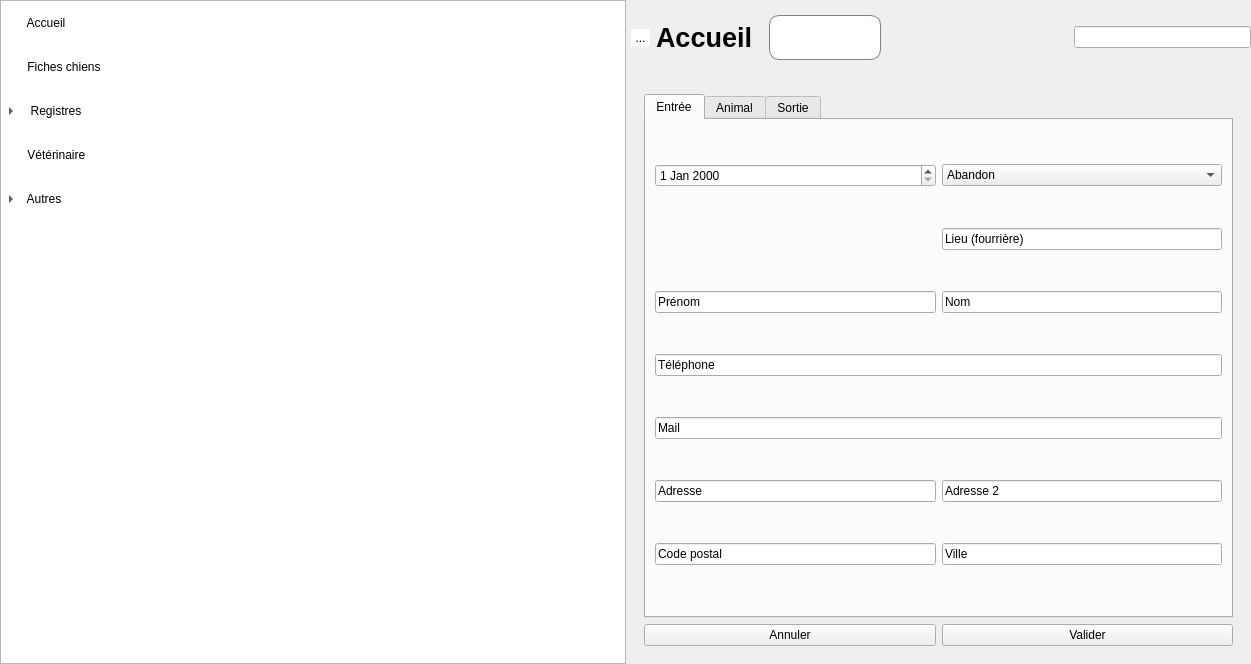
Qt form mainwindow.ui (ArtAuc/mkrescue) before a commit.
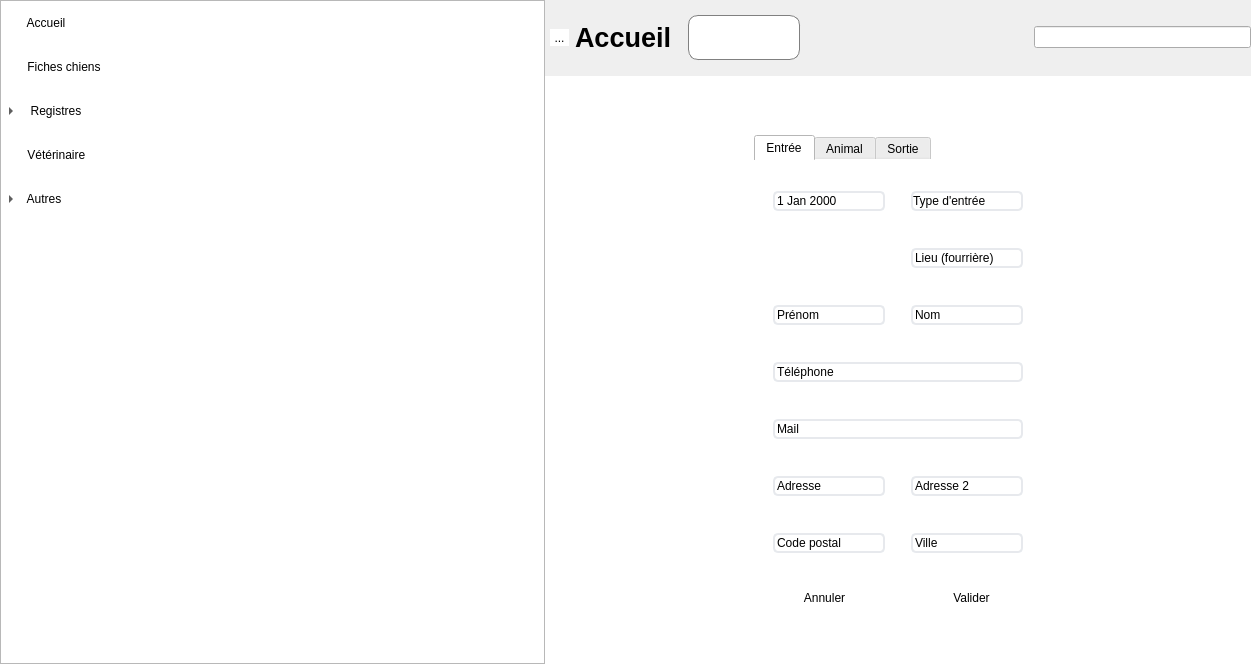
The same form after that commit. The open tabs and pages were chosen to show the change. Icons and pictures are not drawn. Custom widgets are drawn as their Qt base class.

Commit message: Better looking edit page with stylesheet

Diff of the .ui file:
```diff
--- a/mainwindow.ui
+++ b/mainwindow.ui
@@ -600,17 +600,42 @@
          </layout>
         </widget>
         <widget class="EditPage" name="editPage">
+         <property name="styleSheet">
+          <string notr="true">QWidget{
+	border:none;
+	background-color:white;
+}
+
+QLineEdit, QDateTimeEdit, QComboBox {
+	border: 2px solid #e7e9ed;
+	border-radius: 5px;
+	margin:10px;
+}
+</string>
+         </property>
          <layout class="QVBoxLayout" name="verticalLayout_3">
+          <property name="leftMargin">
+           <number>200</number>
+          </property>
+          <property name="topMargin">
+           <number>50</number>
+          </property>
+          <property name="rightMargin">
+           <number>200</number>
+          </property>
+          <property name="bottomMargin">
+           <number>50</number>
+          </property>
           <item>
            <widget class="QStackedWidget" name="editStacked">
-            <widget class="QWidget" name="editEntryPage">
+            <widget class="QWidget" name="entryEditPage">
              <layout class="QVBoxLayout" name="verticalLayout_4">
               <item>
                <layout class="QHBoxLayout" name="horizontalLayout_2">
                 <item>
                  <widget class="QTabWidget" name="entryTabWidget">
                   <property name="currentIndex">
-                   <number>2</number>
+                   <number>0</number>
                   </property>
                   <widget class="QWidget" name="entryTab1">
                    <attribute name="title">
@@ -619,6 +644,9 @@
                    <layout class="QGridLayout" name="gridLayout">
                     <item row="0" column="1">
                      <widget class="QDateEdit" name="entryDateEdit">
+                      <property name="calendarPopup">
+                       <bool>true</bool>
+                      </property>
                       <property name="currentSectionIndex">
                        <number>0</number>
                       </property>
@@ -629,6 +657,9 @@
                       <property name="text">
                        <string>Mail</string>
                       </property>
+                      <property name="placeholderText">
+                       <string>Email</string>
+                      </property>
                      </widget>
                     </item>
                     <item row="1" column="2">
@@ -639,6 +670,9 @@
                       <property name="text">
                        <string>Lieu (fourrière)</string>
                       </property>
+                      <property name="placeholderText">
+                       <string>Lieu</string>
+                      </property>
                      </widget>
                     </item>
                     <item row="10" column="1">
@@ -646,6 +680,9 @@
                       <property name="text">
                        <string>Code postal</string>
                       </property>
+                      <property name="placeholderText">
+                       <string>Code postal</string>
+                      </property>
                      </widget>
                     </item>
                     <item row="5" column="2">
@@ -653,6 +690,9 @@
                       <property name="text">
                        <string>Nom</string>
                       </property>
+                      <property name="placeholderText">
+                       <string>Nom</string>
+                      </property>
                      </widget>
                     </item>
                     <item row="5" column="1">
@@ -660,10 +700,16 @@
                       <property name="text">
                        <string>Prénom</string>
                       </property>
+                      <property name="placeholderText">
+                       <string>Prénom</string>
+                      </property>
                      </widget>
                     </item>
                     <item row="0" column="2">
                      <widget class="QComboBox" name="entryTypeBox">
+                      <property name="placeholderText">
+                       <string>Type d'entrée</string>
+                      </property>
                       <item>
                        <property name="text">
                         <string>Abandon</string>
@@ -681,6 +727,9 @@
                       <property name="text">
                        <string>Ville</string>
                       </property>
+                      <property name="placeholderText">
+                       <string>Ville</string>
+                      </property>
                      </widget>
                     </item>
                     <item row="9" column="1">
@@ -688,13 +737,22 @@
                       <property name="text">
                        <string>Adresse</string>
                       </property>
+                      <property name="placeholderText">
+                       <string>Adresse</string>
+                      </property>
                      </widget>
                     </item>
                     <item row="9" column="2">
                      <widget class="QLineEdit" name="address2AbandonEdit">
+                      <property name="styleSheet">
+                       <string notr="true"/>
+                      </property>
                       <property name="text">
                        <string>Adresse 2</string>
                       </property>
+                      <property name="placeholderText">
+                       <string>Complément d'adresse</string>
+                      </property>
                      </widget>
                     </item>
                     <item row="6" column="1" colspan="2">
@@ -702,6 +760,9 @@
                       <property name="text">
                        <string>Téléphone</string>
                       </property>
+                      <property name="placeholderText">
+                       <string>Téléphone</string>
+                      </property>
                      </widget>
                     </item>
                    </layout>
@@ -780,7 +841,7 @@
               </item>
              </layout>
             </widget>
-            <widget class="QWidget" name="editCarePage"/>
+            <widget class="QWidget" name="careEditPage"/>
            </widget>
           </item>
          </layout>
```
The commit also changes 3 other files.
